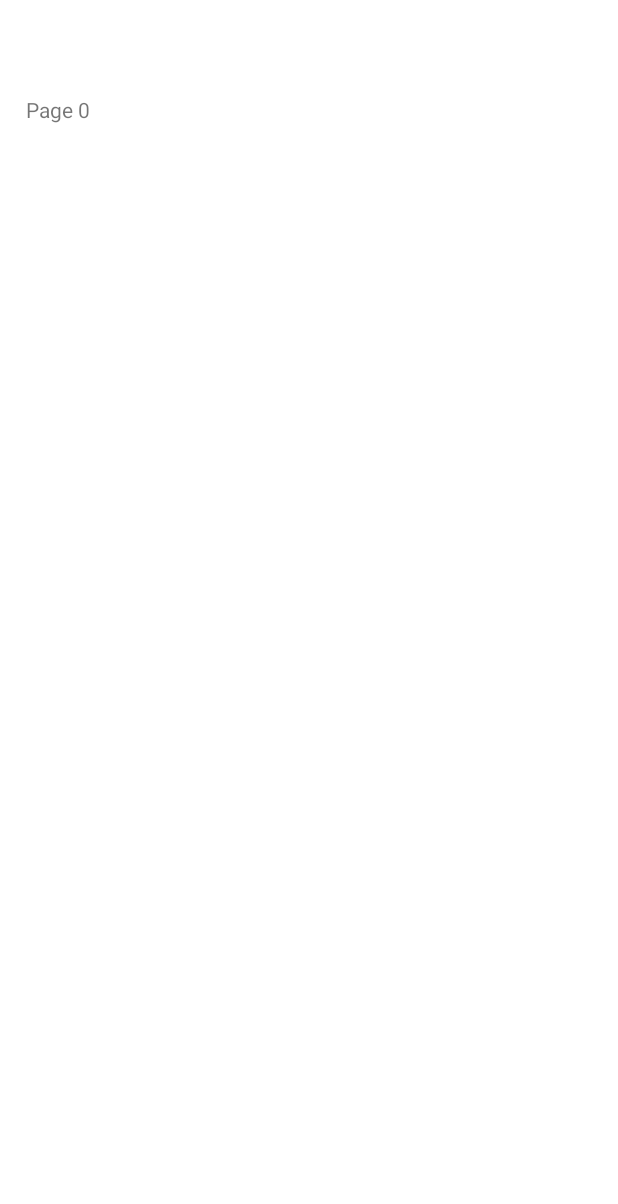
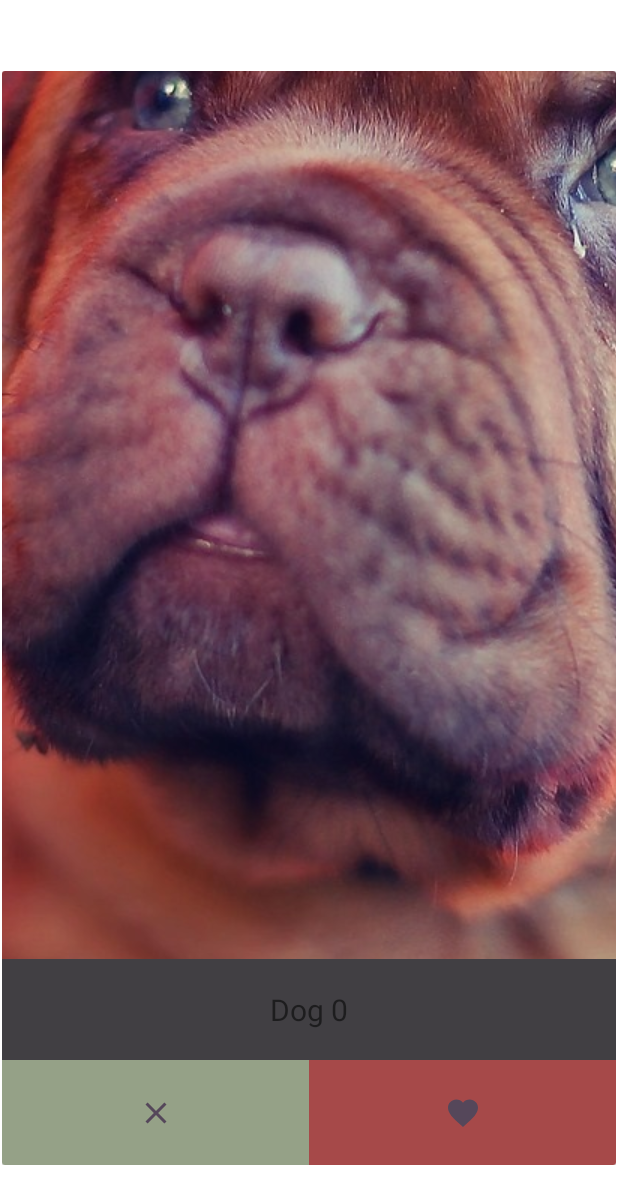
Before and after one commit to WronaK/shelter-app, an Android app: the screen it shows after launch (MainActivity), on a phone screen of 412 x 824 dp. Before the commit the part shown is almost empty. Shown: the top 1204 px of the screen. Run offline under Robolectric (Android 15) with nearby library versions, the phone set to English and light mode, and no system bars.

Commit message:
create layout animal card

```diff
--- a/android/app/src/main/java/com/example/shelter_app/MainActivity.java
+++ b/android/app/src/main/java/com/example/shelter_app/MainActivity.java
@@ -9,6 +9,8 @@ import androidx.fragment.app.FragmentManager;
 import androidx.fragment.app.FragmentStatePagerAdapter;
 import androidx.viewpager.widget.PagerAdapter;
 import androidx.viewpager.widget.ViewPager;
+
+import com.example.shelter_app.fragment.ScreenSlidePageFragment;
 
 public class MainActivity extends FragmentActivity {
 
--- a/android/app/src/main/java/com/example/shelter_app/ScreenSlidePageFragment.java
+++ b/android/app/src/main/java/com/example/shelter_app/fragment/ScreenSlidePageFragment.java
@@ -1,18 +1,21 @@
-package com.example.shelter_app;
+package com.example.shelter_app.fragment;
 
 import android.os.Bundle;
+import android.view.LayoutInflater;
+import android.view.View;
+import android.view.ViewGroup;
+import android.widget.ImageView;
+import android.widget.TextView;
 
 import androidx.fragment.app.Fragment;
 
-import android.view.LayoutInflater;
-import android.view.View;
-import android.view.ViewGroup;
-import android.widget.TextView;
+import com.example.shelter_app.R;
 
 
 public class ScreenSlidePageFragment extends Fragment {
 
-    private TextView textView;
+    private TextView name;
+    private ImageView imageView;
     private int position;
 
     public ScreenSlidePageFragment(int position) {
@@ -23,8 +26,12 @@ public class ScreenSlidePageFragment extends Fragment {
     public View onCreateView(LayoutInflater inflater, ViewGroup container,
                              Bundle savedInstanceState) {
         View view = inflater.inflate(R.layout.fragment_screen_slide_page, container, false);
-        textView = view.findViewById(R.id.textView);
-        textView.setText("Page " + position);
+        name = view.findViewById(R.id.name);
+        name.setText("Dog " + position);
+        imageView = view.findViewById(R.id.imageView);
+
+        imageView.setImageResource(R.drawable.dog);
+
         return view;
     }
 }
--- /dev/null
+++ b/android/app/src/main/res/drawable/ic_baseline_close_24.xml
@@ -0,0 +1,5 @@
+<vector android:height="24dp" android:tint="#55475A"
+    android:viewportHeight="24" android:viewportWidth="24"
+    android:width="24dp" xmlns:android="http://schemas.android.com/apk/res/android">
+    <path android:fillColor="@android:color/white" android:pathData="M19,6.41L17.59,5 12,10.59 6.41,5 5,6.41 10.59,12 5,17.59 6.41,19 12,13.41 17.59,19 19,17.59 13.41,12z"/>
+</vector>
--- /dev/null
+++ b/android/app/src/main/res/drawable/ic_baseline_favorite_24.xml
@@ -0,0 +1,5 @@
+<vector android:height="24dp" android:tint="#55475A"
+    android:viewportHeight="24" android:viewportWidth="24"
+    android:width="24dp" xmlns:android="http://schemas.android.com/apk/res/android">
+    <path android:fillColor="@android:color/white" android:pathData="M12,21.35l-1.45,-1.32C5.4,15.36 2,12.28 2,8.5 2,5.42 4.42,3 7.5,3c1.74,0 3.41,0.81 4.5,2.09C13.09,3.81 14.76,3 16.5,3 19.58,3 22,5.42 22,8.5c0,3.78 -3.4,6.86 -8.55,11.54L12,21.35z"/>
+</vector>
--- a/android/app/src/main/res/layout/fragment_screen_slide_page.xml
+++ b/android/app/src/main/res/layout/fragment_screen_slide_page.xml
@@ -1,17 +1,62 @@
 <?xml version="1.0" encoding="utf-8"?>
-<ScrollView xmlns:android="http://schemas.android.com/apk/res/android"
+<androidx.cardview.widget.CardView xmlns:android="http://schemas.android.com/apk/res/android"
+    xmlns:app="http://schemas.android.com/apk/res-auto"
     xmlns:tools="http://schemas.android.com/tools"
     android:layout_width="match_parent"
     android:layout_height="match_parent"
-    tools:context=".ScreenSlidePageFragment">
+    android:textAlignment="center"
+    tools:context=".fragment.ScreenSlidePageFragment"
+    tools:ignore="SpeakableTextPresentCheck">
 
-    <!-- TODO: Update blank fragment layout -->
-    <TextView
-        android:id="@+id/textView"
+    <androidx.constraintlayout.widget.ConstraintLayout
+        android:id="@+id/constraintLayout"
         android:layout_width="match_parent"
-        android:layout_height="wrap_content"
-        android:padding="16dp"
-        android:lineSpacingMultiplier="1.2"
-        android:text="@string/hello_blank_fragment" />
+        android:layout_height="match_parent">
 
-</ScrollView>
+        <ImageView
+            android:id="@+id/imageView"
+            android:layout_width="match_parent"
+            android:layout_height="wrap_content"
+            app:layout_constraintBottom_toTopOf="@+id/name"
+            app:layout_constraintStart_toStartOf="@+id/constraintLayout"
+            android:scaleType="center"
+            android:gravity="center"
+            tools:src="@drawable/dog" />
+
+        <TextView
+            android:id="@+id/name"
+            android:layout_width="match_parent"
+            android:layout_height="wrap_content"
+            android:background="#413F43"
+            android:padding="20dp"
+            android:text="TextView"
+            android:textAlignment="center"
+            android:textSize="20dp"
+            app:layout_constraintBottom_toTopOf="@+id/linearLayout" />
+
+        <LinearLayout
+            android:id="@+id/linearLayout"
+            android:layout_width="match_parent"
+            android:layout_height="70dp"
+            android:orientation="horizontal"
+            app:layout_constraintBottom_toBottomOf="parent">
+
+            <ImageButton
+                android:id="@+id/cancel"
+                android:layout_width="wrap_content"
+                android:layout_height="match_parent"
+                android:layout_weight="1"
+                android:background="#95A187"
+                android:src="@drawable/ic_baseline_close_24" />
+
+            <ImageButton
+                android:id="@+id/love"
+                android:layout_width="wrap_content"
+                android:layout_height="match_parent"
+                android:layout_weight="1"
+                android:background="#A64949"
+                android:src="@drawable/ic_baseline_favorite_24" />
+        </LinearLayout>
+
+    </androidx.constraintlayout.widget.ConstraintLayout>
+</androidx.cardview.widget.CardView>
```
Also changed, not shown: android/app/src/main/res/drawable-v24/dog.png (added).
